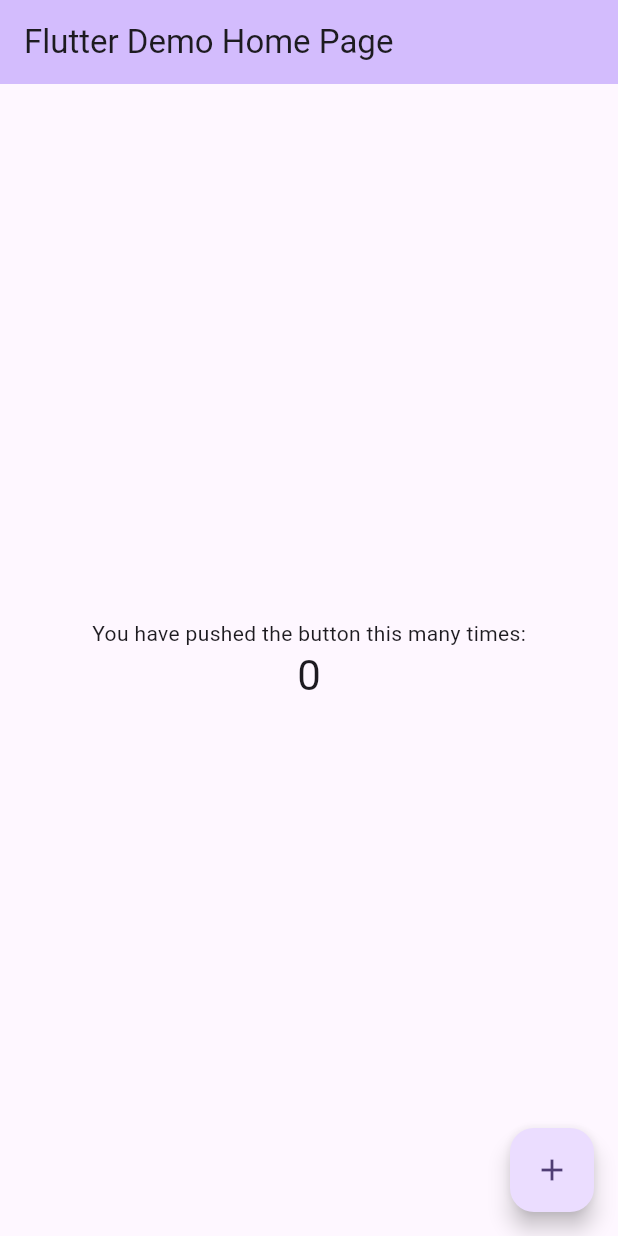
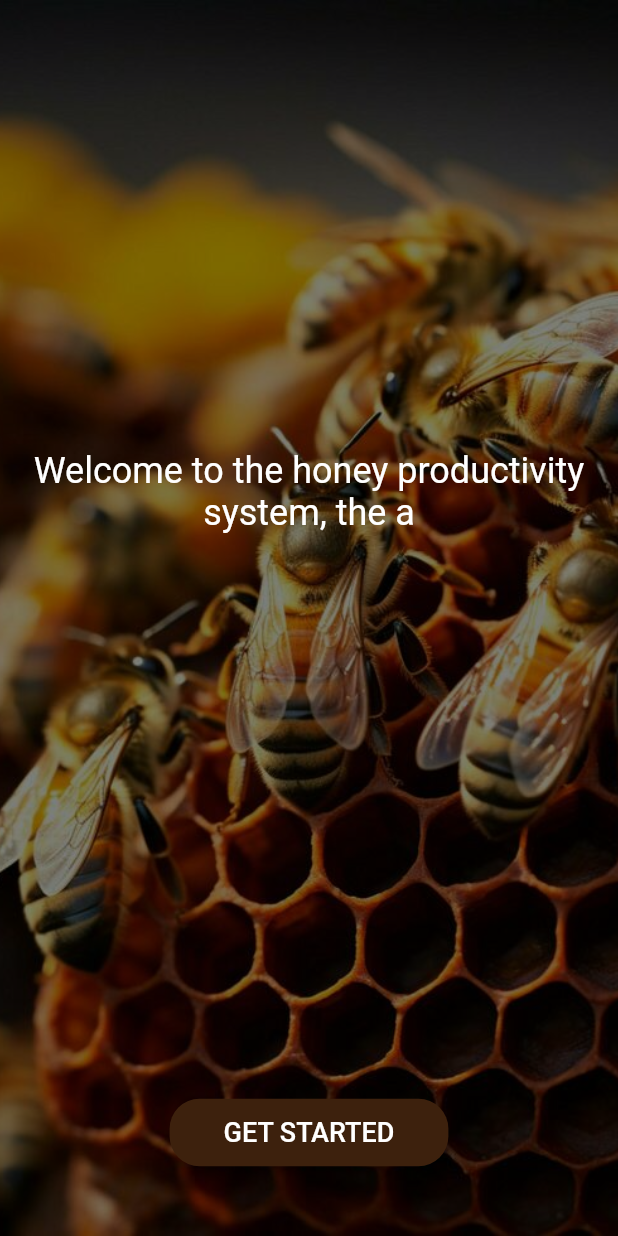
Before and after one commit to ademnea/Bee-keeper-s-mobile-app, a Flutter app: the screen it shows after launch, on a phone screen of 412 x 824 dp. Run offline on Flutter 3.47's test engine with Material 2 defaults, Android fonts, the phone set to English and light mode, and no system bars.

Commit message:
get started, register

```diff
--- /dev/null
+++ b/farmer_app/lib/getstarted.dart
@@ -0,0 +1,149 @@
+import 'package:farmer_app/register.dart';
+import 'package:flutter/material.dart';
+import 'dart:async';
+
+class GetStarted extends StatefulWidget {
+  const GetStarted({Key? key}) : super(key: key);
+
+  @override
+  _GetStartedState createState() => _GetStartedState();
+}
+
+class _GetStartedState extends State<GetStarted> {
+  String _typedText = '';
+  bool _isTyping = true;
+  int _currentIndex = 0;
+  Timer? _typingTimer;
+
+  @override
+  void initState() {
+    super.initState();
+    _startTypingEffect();
+  }
+
+  @override
+  void dispose() {
+    _typingTimer?.cancel();
+    super.dispose();
+  }
+
+  void _startTypingEffect() {
+    const text =
+        'Welcome to the honey productivity system, the all in one app that will help you track your hive productivity on the go!';
+    const typingInterval =
+        Duration(milliseconds: 100); // Adjust typing speed as needed
+
+    _typingTimer = Timer.periodic(typingInterval, (timer) {
+      if (_currentIndex < text.length) {
+        setState(() {
+          _typedText = text.substring(0, _currentIndex + 1);
+          _currentIndex++;
+        });
+      } else {
+        _typingTimer?.cancel();
+        setState(() {
+          _isTyping = false;
+        });
+      }
+    });
+  }
+
+  @override
+  Widget build(BuildContext context) {
+    return Scaffold(
+      body: Stack(
+        fit: StackFit.expand,
+        children: [
+          // Background image
+          Image.asset(
+            'lib/images/njuki.jpg', // Replace 'lib/images/njuki.jpg' with your image asset path
+            fit: BoxFit.cover,
+          ),
+          // Opacity overlay
+          Container(
+            color: Colors.black.withOpacity(0.5), // Adjust opacity as needed
+          ),
+          // Content
+          Padding(
+            padding:
+                const EdgeInsets.only(top: 300.0), // Add space above the text
+            child: Center(
+              child: Column(
+                mainAxisAlignment: MainAxisAlignment.center,
+                children: [
+                  // Typing effect
+                  SizedBox(
+                    // height: 100, // Adjust height as needed
+                    child: Stack(
+                      alignment: Alignment.center,
+                      children: [
+                        Text(
+                          _typedText,
+                          textAlign:
+                              TextAlign.center, // Center text horizontally
+                          style: const TextStyle(
+                            fontSize: 24,
+                            // fontWeight: FontWeight.bold,
+                            color: Colors.white,
+                          ),
+                        ),
+                        // Cursor (if typing is complete)
+                        if (!_isTyping) ...[
+                          const Text(
+                            ' ',
+                            style: TextStyle(
+                              fontSize: 24,
+                              //fontWeight: FontWeight.bold,
+                              color: Colors.transparent,
+                            ),
+                          ),
+                        ],
+                      ],
+                    ),
+                  ),
+                  // Spacer to push the button to the bottom
+                  const Spacer(),
+                  // Button at the bottom
+                  ElevatedButton(
+                    onPressed: () {
+                      Navigator.push(
+                        context,
+                        MaterialPageRoute(builder: (context) => register()),
+                      );
+                    },
+                    style: ButtonStyle(
+                      backgroundColor: MaterialStateProperty.all<Color>(
+                        const Color.fromRGBO(61, 33, 13, 1), // RGB color
+                      ),
+                      shape: MaterialStateProperty.all<RoundedRectangleBorder>(
+                        RoundedRectangleBorder(
+                          borderRadius: BorderRadius.circular(20.0),
+                        ),
+                      ),
+                    ),
+                    child: const Padding(
+                      padding: EdgeInsets.symmetric(
+                        horizontal: 20.0,
+                        vertical: 12.0,
+                      ),
+                      child: Text(
+                        'GET STARTED',
+                        style: TextStyle(
+                          fontSize: 18,
+                        ),
+                      ),
+                    ),
+                  ),
+                  const SizedBox(
+                    height:
+                        45, // Optional: Add some space between the button and the bottom edge
+                  ),
+                ],
+              ),
+            ),
+          ),
+        ],
+      ),
+    );
+  }
+}
--- a/farmer_app/lib/main.dart
+++ b/farmer_app/lib/main.dart
@@ -1,125 +1,18 @@
+import 'package:farmer_app/splashscreen.dart';
 import 'package:flutter/material.dart';
 
 void main() {
-  runApp(const MyApp());
+  runApp(const MaterialApp(
+    home: Splashscreen(),
+    debugShowCheckedModeBanner: true,
+  ));
 }
 
 class MyApp extends StatelessWidget {
   const MyApp({super.key});
 
-  // This widget is the root of your application.
   @override
   Widget build(BuildContext context) {
-    return MaterialApp(
-      title: 'Flutter Demo',
-      theme: ThemeData(
-        // This is the theme of your application.
-        //
-        // TRY THIS: Try running your application with "flutter run". You'll see
-        // the application has a blue toolbar. Then, without quitting the app,
-        // try changing the seedColor in the colorScheme below to Colors.green
-        // and then invoke "hot reload" (save your changes or press the "hot
-        // reload" button in a Flutter-supported IDE, or press "r" if you used
-        // the command line to start the app).
-        //
-        // Notice that the counter didn't reset back to zero; the application
-        // state is not lost during the reload. To reset the state, use hot
-        // restart instead.
-        //
-        // This works for code too, not just values: Most code changes can be
-        // tested with just a hot reload.
-        colorScheme: ColorScheme.fromSeed(seedColor: Colors.deepPurple),
-        useMaterial3: true,
-      ),
-      home: const MyHomePage(title: 'Flutter Demo Home Page'),
-    );
+    return const Scaffold();
   }
 }
-
-class MyHomePage extends StatefulWidget {
-  const MyHomePage({super.key, required this.title});
-
-  // This widget is the home page of your application. It is stateful, meaning
-  // that it has a State object (defined below) that contains fields that affect
-  // how it looks.
-
-  // This class is the configuration for the state. It holds the values (in this
-  // case the title) provided by the parent (in this case the App widget) and
-  // used by the build method of the State. Fields in a Widget subclass are
-  // always marked "final".
-
-  final String title;
-
-  @override
-  State<MyHomePage> createState() => _MyHomePageState();
-}
-
-class _MyHomePageState extends State<MyHomePage> {
-  int _counter = 0;
-
-  void _incrementCounter() {
-    setState(() {
-      // This call to setState tells the Flutter framework that something has
-      // changed in this State, which causes it to rerun the build method below
-      // so that the display can reflect the updated values. If we changed
-      // _counter without calling setState(), then the build method would not be
-      // called again, and so nothing would appear to happen.
-      _counter++;
-    });
-  }
-
-  @override
-  Widget build(BuildContext context) {
-    // This method is rerun every time setState is called, for instance as done
-    // by the _incrementCounter method above.
-    //
-    // The Flutter framework has been optimized to make rerunning build methods
-    // fast, so that you can just rebuild anything that needs updating rather
-    // than having to individually change instances of widgets.
-    return Scaffold(
-      appBar: AppBar(
-        // TRY THIS: Try changing the color here to a specific color (to
-        // Colors.amber, perhaps?) and trigger a hot reload to see the AppBar
-        // change color while the other colors stay the same.
-        backgroundColor: Theme.of(context).colorScheme.inversePrimary,
-        // Here we take the value from the MyHomePage object that was created by
-        // the App.build method, and use it to set our appbar title.
-        title: Text(widget.title),
-      ),
-      body: Center(
-        // Center is a layout widget. It takes a single child and positions it
-        // in the middle of the parent.
-        child: Column(
-          // Column is also a layout widget. It takes a list of children and
-          // arranges them vertically. By default, it sizes itself to fit its
-          // children horizontally, and tries to be as tall as its parent.
-          //
-          // Column has various properties to control how it sizes itself and
-          // how it positions its children. Here we use mainAxisAlignment to
-          // center the children vertically; the main axis here is the vertical
-          // axis because Columns are vertical (the cross axis would be
-          // horizontal).
-          //
-          // TRY THIS: Invoke "debug painting" (choose the "Toggle Debug Paint"
-          // action in the IDE, or press "p" in the console), to see the
-          // wireframe for each widget.
-          mainAxisAlignment: MainAxisAlignment.center,
-          children: <Widget>[
-            const Text(
-              'You have pushed the button this many times:',
-            ),
-            Text(
-              '$_counter',
-              style: Theme.of(context).textTheme.headlineMedium,
-            ),
-          ],
-        ),
-      ),
-      floatingActionButton: FloatingActionButton(
-        onPressed: _incrementCounter,
-        tooltip: 'Increment',
-        child: const Icon(Icons.add),
-      ), // This trailing comma makes auto-formatting nicer for build methods.
-    );
-  }
-}
```
Also changed, not shown: farmer_app/lib/login.dart (added, +76 -0 lines), farmer_app/lib/register.dart (added, +218 -0 lines), farmer_app/lib/splashscreen.dart (added, +41 -0 lines), farmer_app/pubspec.yaml (+8 -2 lines), farmer_app/lib/images/log-1.png (added), farmer_app/lib/images/njuki.jpg (added), farmer_app/pubspec.lock.
